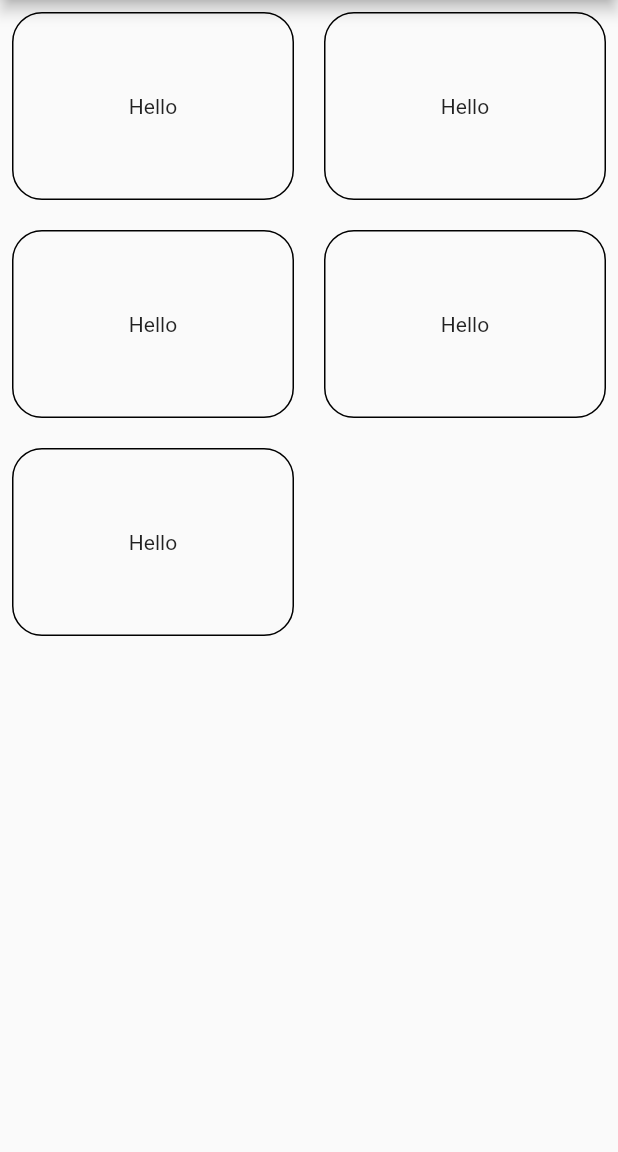
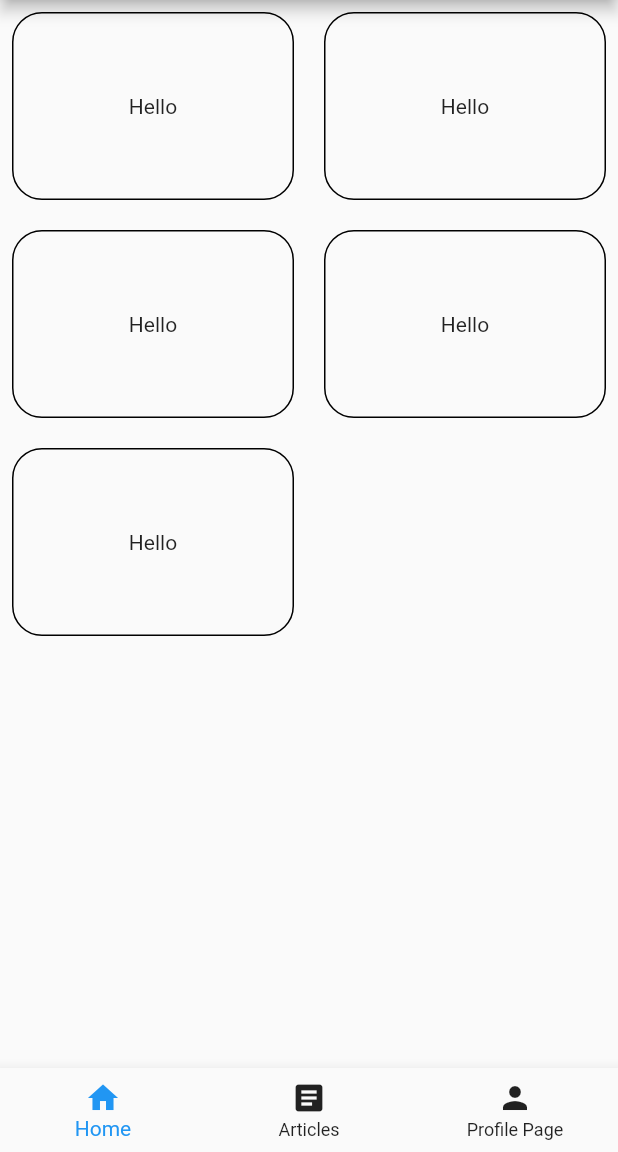
Before and after one commit to ACM-VIT/CryptoDash, a Flutter app: the screen it shows after launch, on a phone screen of 412 x 824 dp, the part 84-1236 px from its top. Run offline on Flutter 3.47's test engine with Material 2 defaults, Android fonts, the phone set to English and light mode, and no system bars.

Commit message:
Nav Bar Added

```diff
--- a/lib/main.dart
+++ b/lib/main.dart
@@ -1,5 +1,7 @@
 import 'package:flutter/material.dart';
-import 'currency_box.dart';
+import 'screens/Home.dart';
+import 'screens/Articles.dart';
+import 'screens/Profile.dart';
 
 void main() {
   runApp(const MyApp());
@@ -11,6 +13,7 @@ class MyApp extends StatelessWidget {
   @override
   Widget build(BuildContext context) {
     return MaterialApp(
+      debugShowCheckedModeBanner: false,
       title: 'Crypto Dashboard',
       theme: ThemeData(
         primarySwatch: Colors.blue,
@@ -20,28 +23,50 @@ class MyApp extends StatelessWidget {
   }
 }
 
-class MyHomePage extends StatelessWidget {
+class MyHomePage extends StatefulWidget {
   const MyHomePage({super.key});
+
+  @override
+  State<MyHomePage> createState() => _MyHomePageState();
+}
+
+class _MyHomePageState extends State<MyHomePage> {
+  int _selectedIndex = 0;
+  List<Widget> Screens = [Home(), Article(), Profile()];
+  // This widget is the root of your application.
+  void tapped(int index) {
+    setState(() {
+      _selectedIndex = index;
+    });
+  }
+
   @override
   Widget build(BuildContext context) {
     return Scaffold(
       appBar: AppBar(
         title: const Text("Crypto Dashboard"),
       ),
-      body: Padding(
-        padding: const EdgeInsets.all(8.0),
-        child: GridView.builder(
-          gridDelegate: const SliverGridDelegateWithMaxCrossAxisExtent(
-            maxCrossAxisExtent: 200,
-            childAspectRatio: 3 / 2,
-            crossAxisSpacing: 20,
-            mainAxisSpacing: 20,
+      body: Screens.elementAt(_selectedIndex),
+      bottomNavigationBar: BottomNavigationBar(
+        type: BottomNavigationBarType.fixed,
+        selectedItemColor: Colors.blue,
+        unselectedItemColor: Colors.black87,
+        currentIndex: _selectedIndex,
+        onTap: tapped,
+        items: [
+          BottomNavigationBarItem(
+            icon: Icon(Icons.home),
+            label: "Home",
           ),
-          itemBuilder: (BuildContext ctx, index) {
-            return const CurrencyBox();
-          },
-          itemCount: 5,
-        ),
+          BottomNavigationBarItem(
+            icon: Icon(Icons.article),
+            label: "Articles",
+          ),
+          BottomNavigationBarItem(
+            icon: Icon(Icons.person),
+            label: "Profile Page",
+          ),
+        ],
       ),
     );
   }
--- /dev/null
+++ b/lib/screens/Articles.dart
@@ -0,0 +1,13 @@
+import 'package:flutter/material.dart';
+
+class Article extends StatelessWidget {
+  const Article({Key? key}) : super(key: key);
+
+  @override
+  Widget build(BuildContext context) {
+    return SafeArea(
+        child: Scaffold(
+      body: Center(child: Text('Welcome to the Article Page')),
+    ));
+  }
+}
--- /dev/null
+++ b/lib/screens/Home.dart
@@ -0,0 +1,28 @@
+import 'package:flutter/material.dart';
+import 'package:crypto_dash/currency_box.dart';
+
+class Home extends StatelessWidget {
+  const Home({Key? key}) : super(key: key);
+
+  @override
+  Widget build(BuildContext context) {
+    return SafeArea(
+        child: Scaffold(
+      body: Padding(
+        padding: const EdgeInsets.all(8.0),
+        child: GridView.builder(
+          gridDelegate: const SliverGridDelegateWithMaxCrossAxisExtent(
+            maxCrossAxisExtent: 200,
+            childAspectRatio: 3 / 2,
+            crossAxisSpacing: 20,
+            mainAxisSpacing: 20,
+          ),
+          itemBuilder: (BuildContext ctx, index) {
+            return const CurrencyBox();
+          },
+          itemCount: 5,
+        ),
+      ),
+    ));
+  }
+}
--- /dev/null
+++ b/lib/screens/Profile.dart
@@ -0,0 +1,13 @@
+import 'package:flutter/material.dart';
+
+class Profile extends StatelessWidget {
+  const Profile({Key? key}) : super(key: key);
+
+  @override
+  Widget build(BuildContext context) {
+    return SafeArea(
+        child: Scaffold(
+      body: Center(child: Text('Welcome to the Profile Page')),
+    ));
+  }
+}
--- a/pubspec.yaml
+++ b/pubspec.yaml
@@ -20,7 +20,7 @@ publish_to: 'none' # Remove this line if you wish to publish to pub.dev
 version: 1.0.0+1
 
 environment:
-  sdk: '>=2.19.0-213.0.dev <3.0.0'
+  sdk: '>=2.17.6-213.0.dev <3.0.0'
 
 # Dependencies specify other packages that your package needs in order to work.
 # To automatically upgrade your package dependencies to the latest versions
```
Also changed, not shown: pubspec.lock.
